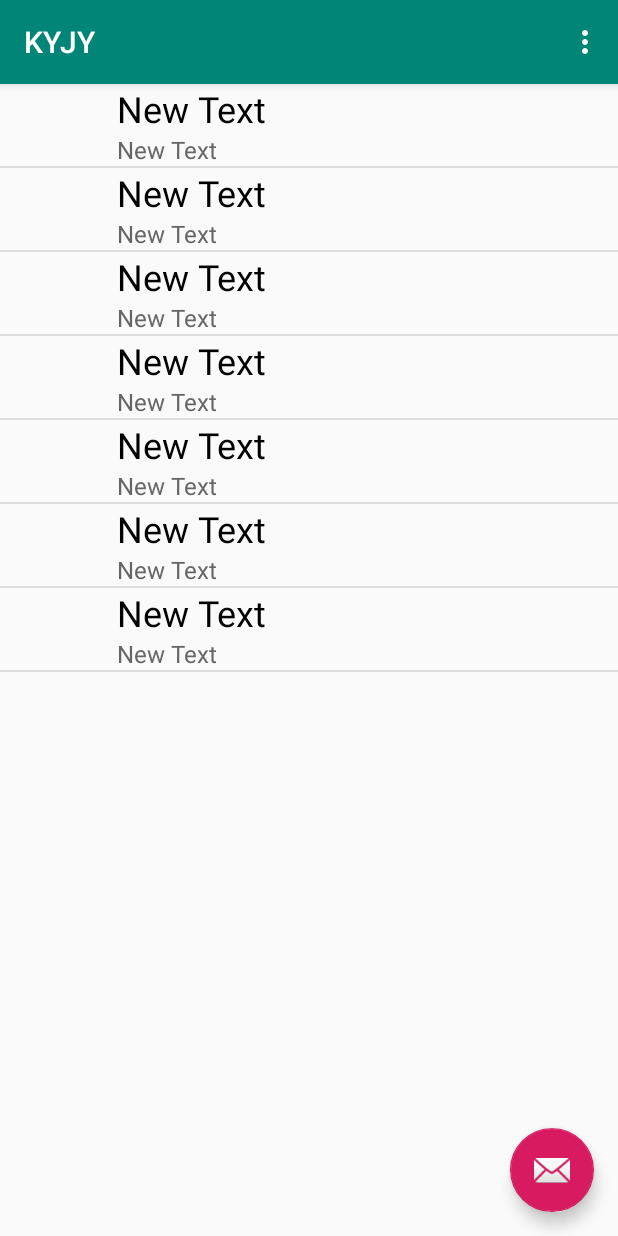
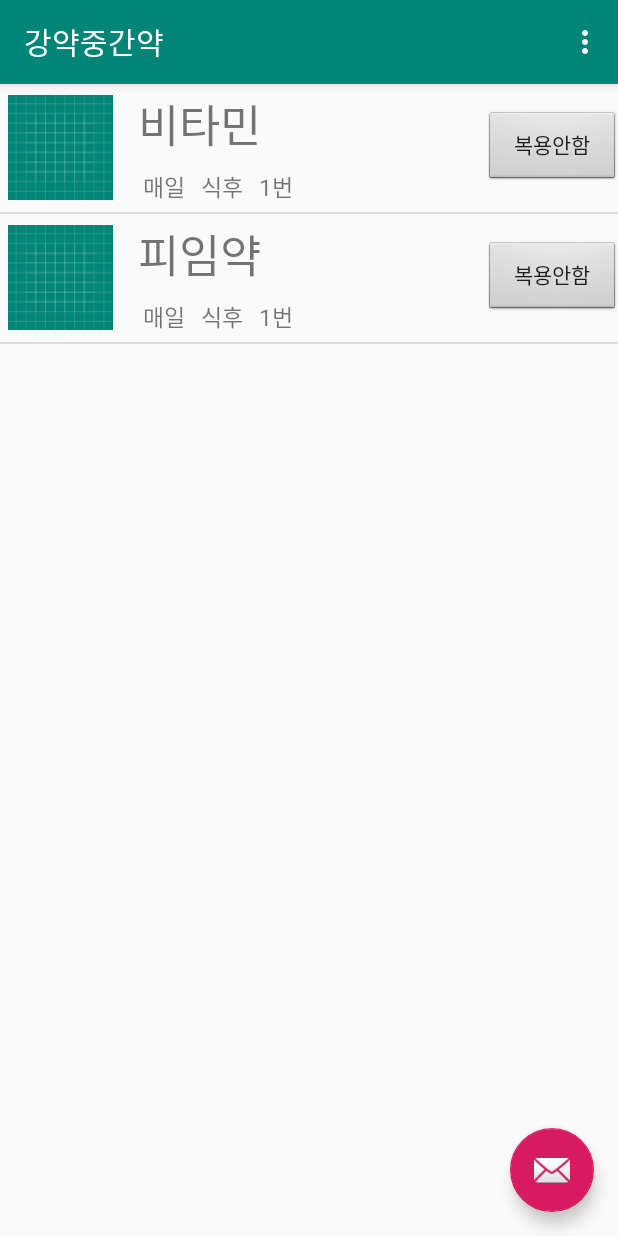
Before and after one commit to jungg23/KYJY, an Android app: the screen it shows after launch (MainActivity), on a phone screen of 412 x 824 dp. Run offline under Robolectric (Android 15) with nearby library versions, the phone set to English and light mode, and no system bars.

Commit message:
small테마 Listview 설정 완료

```diff
--- a/app/src/main/java/com/example/kyjy/ListViewAdapter.java
+++ b/app/src/main/java/com/example/kyjy/ListViewAdapter.java
@@ -28,12 +28,6 @@ public class ListViewAdapter  extends BaseAdapter {
         public View getView(int position, View convertView, ViewGroup parent) {
             final int pos = position;
             final Context context = parent.getContext();
-            //test
-
-            //hello android
-            //goodbye android
-            //test2
-            //test3
 
             // "listview_item" Layout을 inflate하여 convertView 참조 획득.
             if (convertView == null) {
@@ -42,17 +36,24 @@ public class ListViewAdapter  extends BaseAdapter {
             }
 
             // 화면에 표시될 View(Layout이 inflate된)으로부터 위젯에 대한 참조 획득
-            ImageView iconImageView = (ImageView) convertView.findViewById(R.id.imageView) ;
-            TextView textView1 = (TextView) convertView.findViewById(R.id.text1) ;
-            TextView textView2 = (TextView) convertView.findViewById(R.id.text2) ;
+            ImageView ImageView = (ImageView) convertView.findViewById(R.id.image);
+            TextView name = (TextView) convertView.findViewById(R.id.name);
+            TextView cycle = (TextView) convertView.findViewById(R.id.cycle);
+            TextView when = (TextView) convertView.findViewById(R.id.when);
+            TextView times = (TextView) convertView.findViewById(R.id.times);
+            TextView time = (TextView) convertView.findViewById(R.id.time);
+
 
             // Data Set(listViewItemList)에서 position에 위치한 데이터 참조 획득
             ListViewItem listViewItem = listViewItems.get(position);
 
             // 아이템 내 각 위젯에 데이터 반영
-            //iconImageView.setImageDrawable(listViewItem.getIcon());
-            //textView1.setText(listViewItem.getStr1());
-            //textView2.setText(listViewItem.getStr2());
+            ImageView.setImageDrawable(listViewItem.getImage());
+            name.setText(listViewItem.getName());
+            cycle.setText(listViewItem.getCycle());
+            when.setText(listViewItem.getWhen());
+            times.setText(listViewItem.getTimes());
+            time.setText(listViewItem.getTime());
 
             return convertView;
         }
@@ -71,12 +72,15 @@ public class ListViewAdapter  extends BaseAdapter {
         }
 
         // 아이템 데이터 추가를 위한 함수. 개발자가 원하는대로 작성 가능.
-        public void addItem(Drawable icon, String str1, String str2) {
+        public void addItem(Drawable image, String name, String cycle, String when, String times, String time) {
             ListViewItem item = new ListViewItem();
 
-            //item.setIcon(icon);
-            //item.setStr1(str1);
-            //item.setStr2(str2);
+            item.setImage(image);
+            item.setName(name);
+            item.setCycle(cycle);
+            item.setWhen(when);
+            item.setTimes(times);
+            item.setTime(time);
 
             listViewItems.add(item);
         }
--- a/app/src/main/java/com/example/kyjy/MainActivity.java
+++ b/app/src/main/java/com/example/kyjy/MainActivity.java
@@ -28,19 +28,10 @@ public class MainActivity extends AppCompatActivity {
         listView.setAdapter(adapter);
 
         adapter.addItem(ContextCompat.getDrawable(this, R.drawable.ic_launcher_background),
-                "str1 : 1 ", "str2 : 1") ;
+                "비타민", "매일","식후", "1번", "PM01:00") ;
         adapter.addItem(ContextCompat.getDrawable(this, R.drawable.ic_launcher_background),
-                "str1 : 2", "str2 : 2") ;
-        adapter.addItem(ContextCompat.getDrawable(this, R.drawable.ic_launcher_background),
-                "str1 : 3", "str2 : 3") ;
-        adapter.addItem(ContextCompat.getDrawable(this, R.drawable.ic_launcher_background),
-                "str1 : 4", "str2 : 4") ;
-        adapter.addItem(ContextCompat.getDrawable(this, R.drawable.ic_launcher_background),
-                "str1 : 5", "str2 : 5") ;
-        adapter.addItem(ContextCompat.getDrawable(this, R.drawable.ic_launcher_background),
-                "str1 : 6", "str2 : 6") ;
-        adapter.addItem(ContextCompat.getDrawable(this, R.drawable.ic_launcher_background),
-                "str1 : 7", "str2 : 7") ;
+                "피임약", "매일","식후", "1번", "AM10:00") ;
+
 
 
         FloatingActionButton fab = findViewById(R.id.fab);
--- a/app/src/main/res/layout/list_view_item.xml
+++ b/app/src/main/res/layout/list_view_item.xml
@@ -1,40 +1,84 @@
 <?xml version="1.0" encoding="utf-8"?>
-<LinearLayout xmlns:android="http://schemas.android.com/apk/res/android"
+<RelativeLayout xmlns:android="http://schemas.android.com/apk/res/android"
     android:layout_width="match_parent"
     android:layout_height="wrap_content"
-    android:orientation="horizontal">
+    android:id="@+id/customView">
 
     <ImageView
-        android:layout_width="wrap_content"
-        android:layout_height="match_parent"
-        android:id="@+id/imageView"
-        android:layout_margin="10dp"
-        android:layout_weight="1" />
+        android:id="@+id/image"
+        android:layout_centerVertical="true"
+        android:layout_width="80dp"
+        android:layout_height="70dp"
+        android:layout_marginRight="10dp"
+        />
 
-    <LinearLayout
-        android:orientation="vertical"
+    <TextView
+        android:id="@+id/name"
         android:layout_width="wrap_content"
         android:layout_height="wrap_content"
-        android:layout_weight="4">
+        android:layout_alignTop="@id/image"
+        android:layout_marginTop="2dp"
+        android:layout_toRightOf="@id/image"
+        android:padding="2dp"
+        android:text="비타민"
+        android:textSize="30dp" />
 
-        <TextView
-            android:layout_width="match_parent"
-            android:layout_height="wrap_content"
-            android:text="New Text"
-            android:id="@+id/text1"
-            android:textSize="24dp"
-            android:textColor="#000000"
-            android:gravity="center_vertical"
-            android:layout_weight="2" />
+    <TextView
+        android:id="@+id/cycle"
+        android:text="매일"
+        android:layout_width="wrap_content"
+        android:layout_height="wrap_content"
+        android:textSize="15dp"
+        android:layout_toRightOf="@id/image"
+        android:layout_below="@id/name"
+        android:layout_alignLeft="@id/name"
+        android:padding="5dp"
+        />
 
-        <TextView
-            android:layout_width="match_parent"
-            android:layout_height="wrap_content"
-            android:text="New Text"
-            android:id="@+id/text2"
-            android:textSize="16dp"
-            android:textColor="#666666"
-            android:layout_weight="1" />
-    </LinearLayout>
+    <TextView
+        android:id="@+id/when"
+        android:text="식후"
+        android:layout_width="wrap_content"
+        android:layout_height="wrap_content"
+        android:textSize="15dp"
+        android:layout_toRightOf="@id/cycle"
+        android:layout_below="@id/name"
+        android:padding="5dp"
+        />
 
-</LinearLayout>
+    <TextView
+        android:id="@+id/times"
+        android:text="1번"
+        android:layout_width="wrap_content"
+        android:layout_height="wrap_content"
+        android:textSize="15dp"
+        android:layout_toRightOf="@id/when"
+        android:layout_below="@id/name"
+        android:padding="5dp"
+        />
+
+    <TextView
+        android:id="@+id/time"
+        android:padding="15dp"
+        android:text="PM01:00"
+        android:textSize="25dp"
+        android:layout_width="wrap_content"
+        android:layout_height="wrap_content"
+        android:layout_centerVertical="true"
+        android:layout_toLeftOf="@id/modifybtn"
+        />
+
+    <Button
+        android:id="@+id/modifybtn"
+        android:layout_width="wrap_content"
+        android:layout_height="wrap_content"
+        android:text="복용안함"
+        android:layout_centerVertical="true"
+        android:layout_alignParentTop="true"
+        android:layout_alignParentRight="true"
+        android:layout_marginTop="5dp"
+        android:background="@android:drawable/btn_default_small"
+        />
+
+
+</RelativeLayout>
--- a/app/src/main/res/values/strings.xml
+++ b/app/src/main/res/values/strings.xml
@@ -1,4 +1,4 @@
 <resources>
-    <string name="app_name">KYJY</string>
+    <string name="app_name">강약중간약</string>
     <string name="action_settings">Settings</string>
 </resources>
```
